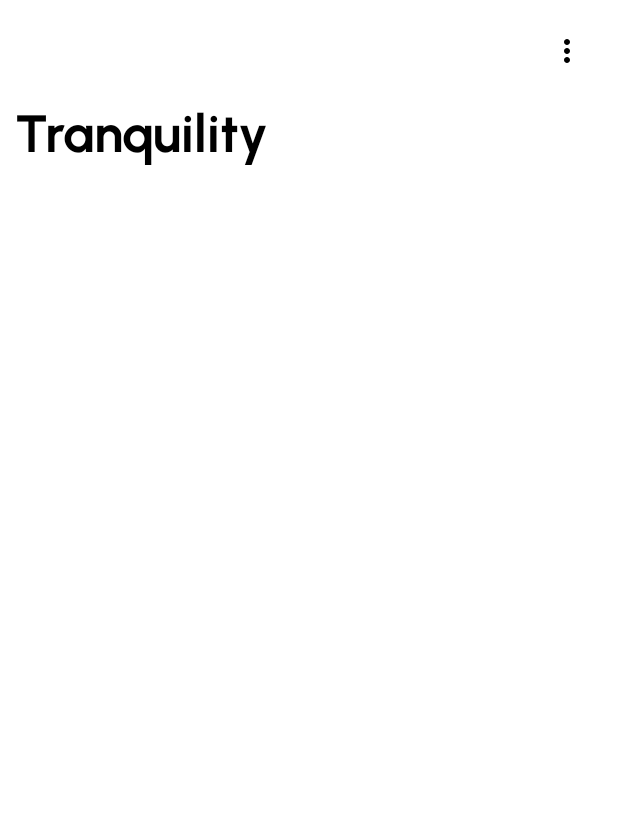
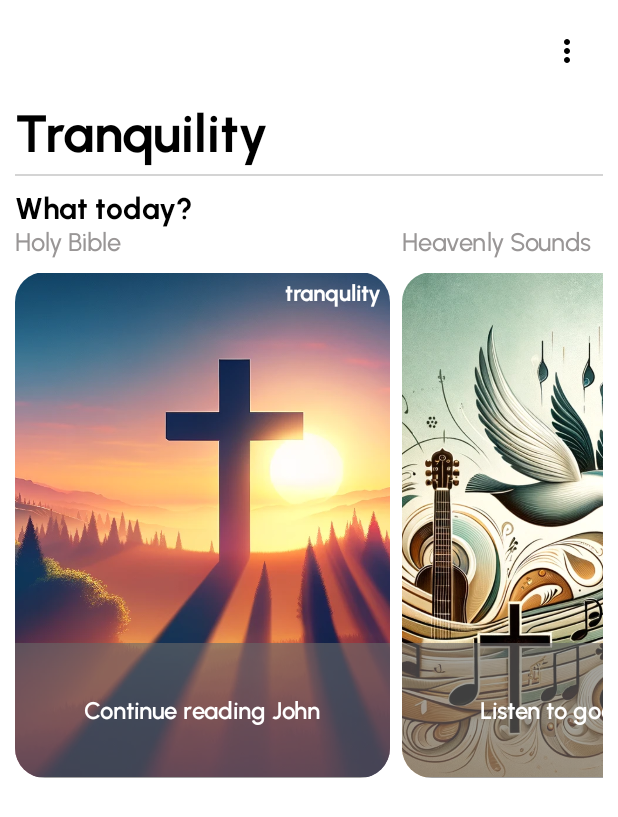
Before and after one commit to alwinsDen/Tranquillity, an Android app built with Jetpack Compose: the screen it shows after launch (MainActivity), on a phone screen of 412 x 824 dp. Shown: the top 817 px of the screen. Run offline under Robolectric (Android 15) with nearby library versions, the phone set to English and light mode, and no system bars; our stand-ins replace accompanist.

Commit message:
Feat(UI): Added basic UI.

```diff
--- a/androidApp/build.gradle.kts
+++ b/androidApp/build.gradle.kts
@@ -45,4 +45,5 @@ dependencies {
     implementation(libs.compose.material3)
     implementation(libs.androidx.activity.compose)
     debugImplementation(libs.compose.ui.tooling)
+    implementation("com.google.accompanist:accompanist-systemuicontroller:0.30.1")
 }
--- a/androidApp/src/main/java/com/xgamma/tranquillity/android/MainActivity.kt
+++ b/androidApp/src/main/java/com/xgamma/tranquillity/android/MainActivity.kt
@@ -4,7 +4,9 @@ import android.os.Bundle
 import androidx.activity.ComponentActivity
 import androidx.activity.compose.setContent
 import androidx.compose.runtime.Composable
+import androidx.compose.runtime.SideEffect
 import androidx.compose.ui.graphics.Color
+import com.google.accompanist.systemuicontroller.rememberSystemUiController
 import com.xgamma.tranquillity.android.components.FullLengthBck
 import com.xgamma.tranquillity.android.composables.Main
 
@@ -12,6 +14,14 @@ class MainActivity : ComponentActivity() {
     override fun onCreate(savedInstanceState: Bundle?) {
         super.onCreate(savedInstanceState)
         setContent {
+            //refer to this blog: https://semicolonspace.com/status-bar-jetpack-compose/
+            var systemUiController = rememberSystemUiController()
+            SideEffect {
+                systemUiController.setStatusBarColor(
+                    color = Color.White,
+                    darkIcons = true
+                )
+            }
             Root()
         }
     }
--- /dev/null
+++ b/androidApp/src/main/java/com/xgamma/tranquillity/android/components/ColorSchemes.kt
@@ -0,0 +1,5 @@
+package com.xgamma.tranquillity.android.components
+
+import androidx.compose.ui.graphics.Color
+
+var ThemeGrey = Color(0xFFd4d4d4)
--- a/androidApp/src/main/java/com/xgamma/tranquillity/android/components/Expansions.kt
+++ b/androidApp/src/main/java/com/xgamma/tranquillity/android/components/Expansions.kt
@@ -3,10 +3,16 @@ package com.xgamma.tranquillity.android.components
 import androidx.compose.foundation.background
 import androidx.compose.foundation.layout.Box
 import androidx.compose.foundation.layout.fillMaxSize
+import androidx.compose.foundation.layout.padding
 import androidx.compose.foundation.lazy.LazyColumn
+import androidx.compose.material3.Text
 import androidx.compose.runtime.Composable
 import androidx.compose.ui.Modifier
 import androidx.compose.ui.graphics.Color
+import androidx.compose.ui.text.font.FontWeight
+import androidx.compose.ui.unit.dp
+import androidx.compose.ui.unit.sp
+import com.xgamma.tranquillity.android.utils.urbanistFont
 
 //Full-Screen Background cover
 @Composable
@@ -21,3 +27,16 @@ fun FullLengthBck(color: Color, content: @Composable () -> Unit) {
         }
     }
 }
+
+//Tranquility stylized
+@Composable
+fun TrnqStylized() {
+    Text(
+        text = "tranqulity",
+        fontFamily = urbanistFont,
+        fontWeight = FontWeight.Bold,
+        color = Color.White,
+        fontSize = 15.sp,
+        modifier = Modifier.padding(5.dp)
+    )
+}
--- a/androidApp/src/main/java/com/xgamma/tranquillity/android/composables/Screens.kt
+++ b/androidApp/src/main/java/com/xgamma/tranquillity/android/composables/Screens.kt
@@ -1,19 +1,39 @@
 package com.xgamma.tranquillity.android.composables
 
+import androidx.compose.foundation.Image
+import androidx.compose.foundation.background
+import androidx.compose.foundation.horizontalScroll
 import androidx.compose.foundation.layout.Arrangement
+import androidx.compose.foundation.layout.Box
+import androidx.compose.foundation.layout.Column
 import androidx.compose.foundation.layout.Row
+import androidx.compose.foundation.layout.Spacer
 import androidx.compose.foundation.layout.fillMaxWidth
+import androidx.compose.foundation.layout.height
 import androidx.compose.foundation.layout.padding
+import androidx.compose.foundation.layout.width
+import androidx.compose.foundation.rememberScrollState
+import androidx.compose.foundation.shape.RoundedCornerShape
 import androidx.compose.material.icons.Icons
 import androidx.compose.material.icons.filled.MoreVert
+import androidx.compose.material3.Divider
 import androidx.compose.material3.Icon
 import androidx.compose.material3.IconButton
 import androidx.compose.material3.Text
 import androidx.compose.runtime.Composable
+import androidx.compose.ui.Alignment
 import androidx.compose.ui.Modifier
+import androidx.compose.ui.draw.clip
+import androidx.compose.ui.draw.clipToBounds
+import androidx.compose.ui.graphics.Color
+import androidx.compose.ui.res.painterResource
 import androidx.compose.ui.text.font.FontWeight
 import androidx.compose.ui.unit.dp
 import androidx.compose.ui.unit.sp
+import com.xgamma.tranquillity.android.R
+import com.xgamma.tranquillity.android.components.ThemeGrey
+import com.xgamma.tranquillity.android.components.TrnqStylized
+import com.xgamma.tranquillity.android.utils.HoriOptionHandle
 import com.xgamma.tranquillity.android.utils.urbanistFont
 
 @Composable
@@ -33,7 +53,7 @@ fun Main() {
 //Here is the user welcomed message screen
 @Composable
 fun TrnqOptions() {
-    Row(
+    Column(
         modifier = Modifier.padding(horizontal = 10.dp)
     ) {
         Text(
@@ -42,5 +62,95 @@ fun TrnqOptions() {
             fontSize = 35.sp,
             fontWeight = FontWeight.Bold
         )
+        Divider(modifier = Modifier.padding(top = 6.dp), color = ThemeGrey)
+        OptionSlider()
     }
 }
+
+
+@Composable
+fun OptionSlider() {
+    var scrollState = rememberScrollState()
+    //define the wallpaper images
+    var imageData = arrayOf(
+        HoriOptionHandle(
+            header = "Continue reading John",
+            resId = R.drawable.wlp_valley,
+            title = "Holy Bible"
+        ),
+        HoriOptionHandle(
+            header = "Listen to godly music",
+            resId = R.drawable.wlp_music,
+            title = "Heavenly Sounds"
+        ),
+        HoriOptionHandle(
+            header = "Pray with the community",
+            resId = R.drawable.wlp_dove,
+            title = "Power of People"
+        ),
+    )
+    Column(
+        modifier = Modifier.padding(top = 10.dp)
+    ) {
+        Text(
+            text = "What today?",
+            fontFamily = urbanistFont,
+            fontWeight = FontWeight.Bold,
+            fontSize = 20.sp
+        )
+        Row(
+            modifier = Modifier.horizontalScroll(scrollState),
+            horizontalArrangement = Arrangement.spacedBy(8.dp)
+        ) {
+            imageData.forEach { option ->
+                Column {
+                    Text(
+                        text = option.title,
+                        fontFamily = urbanistFont,
+                        fontWeight = FontWeight.Medium,
+                        fontSize = 17.sp,
+                        color = Color(0xFF999696),
+                    )
+                    Spacer(modifier = Modifier.padding(bottom = 10.dp))
+                    Box(
+                        modifier = Modifier.clip(RoundedCornerShape(8))
+                    ) {
+                        Image(
+                            painter = painterResource(id = option.resId),
+                            contentDescription = "Lords Valley",
+                            modifier = Modifier
+                                .height(337.dp)
+                                .width(250.dp)
+                                .clipToBounds()
+                        )
+                        Column(
+                            modifier = Modifier
+                                .width(250.dp)
+                                .height(337.dp),
+                            verticalArrangement = Arrangement.SpaceBetween,
+                            horizontalAlignment = Alignment.End
+                        ) {
+                            TrnqStylized()
+                            Column(
+                                modifier = Modifier
+                                    .background(color = Color(0x9C686868))
+                                    .fillMaxWidth()
+                                    .height(90.dp),
+                                verticalArrangement = Arrangement.Center,
+                                horizontalAlignment = Alignment.CenterHorizontally
+                            ) {
+                                Text(
+                                    text = option.header,
+                                    color = Color.White,
+                                    fontFamily = urbanistFont,
+                                    fontWeight = FontWeight.SemiBold,
+                                    fontSize = 16.sp
+                                )
+                            }
+                        }
+                    }
+                }
+            }
+        }
+    }
+}
--- /dev/null
+++ b/androidApp/src/main/java/com/xgamma/tranquillity/android/utils/UI_methods.kt
@@ -0,0 +1 @@
+package com.xgamma.tranquillity.android.utils
--- /dev/null
+++ b/androidApp/src/main/java/com/xgamma/tranquillity/android/utils/UI_structs.kt
@@ -0,0 +1,4 @@
+package com.xgamma.tranquillity.android.utils
+
+//these are the different classses used across the application
+data class HoriOptionHandle(val header: String, val resId: Int, val title: String)
--- a/androidApp/src/main/java/com/xgamma/tranquillity/android/utils/UI_utils.kt
+++ b/androidApp/src/main/java/com/xgamma/tranquillity/android/utils/UI_utils.kt
@@ -15,3 +15,7 @@ var urbanistFont = FontFamily(
     Font(R.font.urbanist_bold, FontWeight.Bold),
     Font(R.font.urbanist_extrabold, FontWeight.ExtraBold)
 )
+
+var sevillanaFont = FontFamily(
+    Font(R.font.sevillana_regular, FontWeight.Normal)
+)
```
Also changed, not shown: androidApp/src/main/res/drawable/wlp_dove.png (added), androidApp/src/main/res/drawable/wlp_music.png (added), androidApp/src/main/res/drawable/wlp_valley.png (added), androidApp/src/main/res/font/sevillana_regular.ttf (added).
